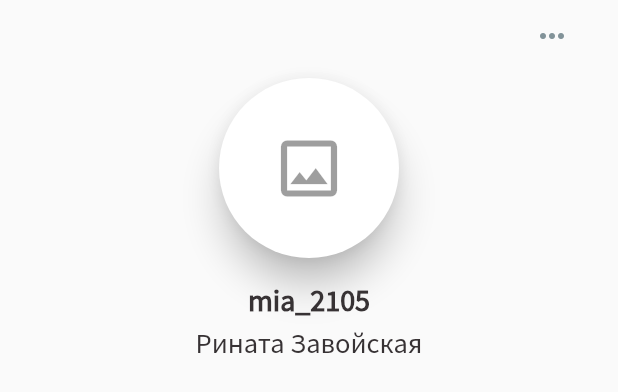
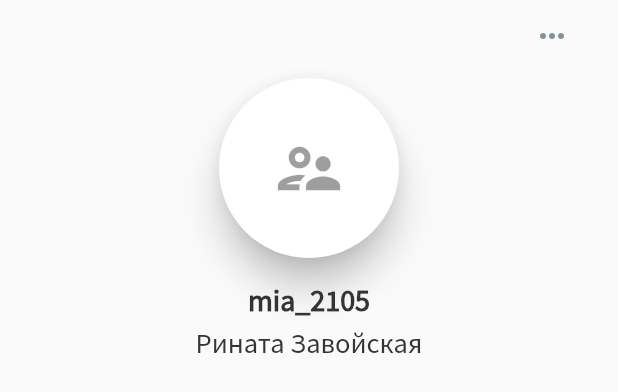
Before and after one commit to ermeevar/FlowerUserUI, a Flutter app: the AccountInformation widget shown alone on an empty page, opened directly, on a phone screen of 412 x 824 dp. Shown: the top 392 px of the screen. Run offline on Flutter 3.47's test engine with Material 2 defaults, Android fonts, the phone set to English and light mode, and no system bars; our stand-ins replace connectivity, dio, im_stepper, image_picker; missing offline and left inert: dio_http_cache; network calls fail.

Commit message:
Change format of source for account's image on MainMenu

```diff
--- a/lib/screens/account/account.information.dart
+++ b/lib/screens/account/account.information.dart
@@ -118,7 +118,7 @@ class AccountInformationState extends State<AccountInformation>
                 radius: 60,
                 child: NavigationMenu.user.picture == null
                     ? Icon(
-                        Icons.image_outlined,
+                        Icons.supervisor_account_outlined,
                         color: Colors.black38,
                         size: 50,
                       )
```
Also changed, not shown: lib/screens/main.menu/main.menu.content.dart (+11 -4 lines).
